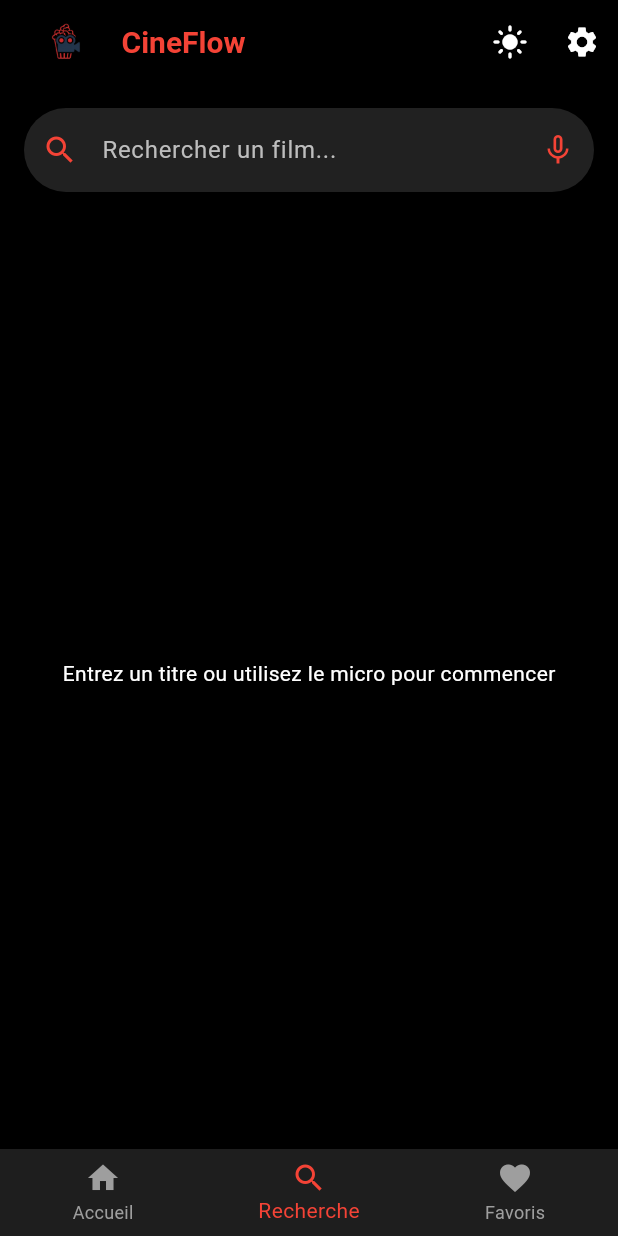
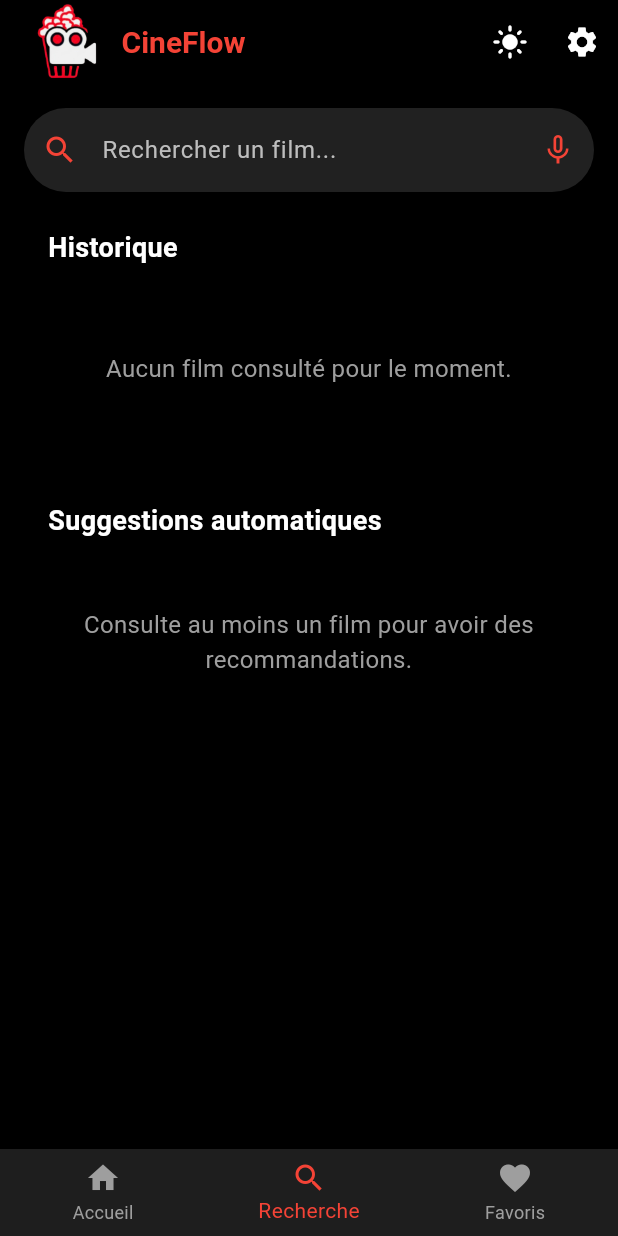
Before and after one commit to Daba-Siham/cineflow, a Flutter app: the screen it shows after launch, item 2 of the bottom bar chosen, on a phone screen of 412 x 824 dp. Run offline on Flutter 3.47's test engine with Material 3 defaults, Android fonts, the phone set to English and light mode, and no system bars; our stand-ins replace speech_to_text, sqflite; accounts and stored records are empty.

Commit message:
historique et recommandation

```diff
--- a/lib/main.dart
+++ b/lib/main.dart
@@ -10,9 +10,11 @@ void main() {
   runApp(
     MultiProvider(
       providers: [
-        ChangeNotifierProvider(create: (_) => MovieProvider()),
         ChangeNotifierProvider(create: (_) => FavoritesProvider()),
         ChangeNotifierProvider(create: (_) => ThemeProvider()),
+        ChangeNotifierProvider(
+          create: (_) => MovieProvider()..loadHistory(),
+        ),
       ],
       child: const CineFlowApp(),
     ),
--- a/lib/ui/views/search_page.dart
+++ b/lib/ui/views/search_page.dart
@@ -5,6 +5,8 @@ import 'package:speech_to_text/speech_to_text.dart' as stt;
 
 import 'package:cineflow/providers/movie_provider.dart';
 import 'movie_details_page.dart';
+import '../widgets/history_section.dart';
+import '../widgets/recommendation_section.dart';
 
 class SearchPage extends StatefulWidget {
   const SearchPage({super.key});
@@ -30,24 +32,31 @@ class _SearchPageState extends State<SearchPage> {
 
   Future<void> _initSpeech() async {
     _speechAvailable = await _speech.initialize();
-    setState(() {});
+    if (mounted) setState(() {});
   }
 
   @override
   void dispose() {
     _debounce?.cancel();
+    _speech.stop();
     _controller.dispose();
-    _speech.stop();
     super.dispose();
   }
 
   void _onSearchChanged(String value) {
     _debounce?.cancel();
+
+    final query = value.trim();
+    setState(() {});
+
+
+    if (query.isEmpty) {
+      context.read<MovieProvider>().clearSearch();
+      return;
+    }
+
     _debounce = Timer(const Duration(milliseconds: 500), () {
-      final query = value.trim();
-      if (query.isNotEmpty) {
       context.read<MovieProvider>().search(query);
-      }
     });
   }
 
@@ -56,11 +65,12 @@ class _SearchPageState extends State<SearchPage> {
 
     if (_isListening) {
       await _speech.stop();
-      setState(() => _isListening = false);
+      if (mounted) setState(() => _isListening = false);
     } else {
-      setState(() => _isListening = true);
+      if (mounted) setState(() => _isListening = true);
+
       await _speech.listen(
-        localeId: 'fr_FR', // ou 'en_US' selon ton besoin
+        localeId: 'fr_FR',
         onResult: (result) {
           final text = result.recognizedWords;
           _controller.text = text;
@@ -84,9 +94,7 @@ class _SearchPageState extends State<SearchPage> {
         children: [
           TextField(
             controller: _controller,
-            style: TextStyle(
-              color: isDarkMode ? Colors.white : Colors.black,
-            ),
+            style: TextStyle(color: isDarkMode ? Colors.white : Colors.black),
             decoration: InputDecoration(
               hintText: 'Rechercher un film...',
               hintStyle: TextStyle(
@@ -96,16 +104,28 @@ class _SearchPageState extends State<SearchPage> {
                 Icons.search,
                 color: Theme.of(context).colorScheme.primary,
               ),
-              // 🔴 Icône micro à droite
-              suffixIcon: IconButton(
+              suffixIcon: Row(
+  mainAxisSize: MainAxisSize.min,
+  children: [
+    if (_controller.text.isNotEmpty)
+      IconButton(
+        icon: const Icon(Icons.close),
+        onPressed: () {
+          _controller.clear();
+          context.read<MovieProvider>().clearSearch();
+          setState(() {});
+        },
+      ),
+    IconButton(
       icon: Icon(
         _isListening ? Icons.mic : Icons.mic_none,
-                  color: _isListening
-                      ? Colors.red
-                      : Theme.of(context).colorScheme.primary,
+        color: _isListening ? Colors.red : Theme.of(context).colorScheme.primary,
       ),
       onPressed: _toggleListening,
     ),
+  ],
+),
+
               filled: true,
               fillColor: isDarkMode ? Colors.grey[900] : Colors.grey[200],
               border: OutlineInputBorder(
@@ -115,14 +135,11 @@ class _SearchPageState extends State<SearchPage> {
             ),
             onChanged: _onSearchChanged,
           ),
-
-          const SizedBox(height: 20),
-
+          const SizedBox(height: 16),
           Expanded(
             child: Builder(
               builder: (context) {
-                if (movieProvider.isLoading &&
-                    movieProvider.results.isEmpty) {
+                if (movieProvider.isLoading && movieProvider.results.isEmpty) {
                   return const Center(child: CircularProgressIndicator());
                 }
 
@@ -132,10 +149,14 @@ class _SearchPageState extends State<SearchPage> {
                 }
 
                 if (movieProvider.results.isEmpty) {
-                  return Center(
-                    child: Text(
-                      "Entrez un titre ou utilisez le micro pour commencer",
-                      style: Theme.of(context).textTheme.bodyMedium,
+                  return const SingleChildScrollView(
+                    child: Column(
+                      children: [
+                        HistorySection(),
+                        SizedBox(height: 20),
+                        RecommendationSection(),
+                        SizedBox(height: 20),
+                      ],
                     ),
                   );
                 }
@@ -153,15 +174,13 @@ class _SearchPageState extends State<SearchPage> {
                                     movie.poster,
                                     width: 50,
                                     fit: BoxFit.cover,
-                                    errorBuilder:
-                                        (context, error, stackTrace) {
+                                    errorBuilder: (context, error, stackTrace) {
                                       return const Icon(Icons.movie);
                                     },
                                   )
                                 : const Icon(Icons.movie),
                             title: Text(movie.title),
-                            subtitle:
-                                Text('${movie.year} • ${movie.type}'),
+                            subtitle: Text('${movie.year} • ${movie.type}'),
                             onTap: () {
                               Navigator.push(
                                 context,
@@ -177,8 +196,7 @@ class _SearchPageState extends State<SearchPage> {
                     ),
                     if (movieProvider.hasMore)
                       Padding(
-                        padding:
-                            const EdgeInsets.symmetric(vertical: 8.0),
+                        padding: const EdgeInsets.symmetric(vertical: 8.0),
                         child: ElevatedButton(
                           onPressed: () {
                             context.read<MovieProvider>().loadMore();
--- /dev/null
+++ b/lib/ui/widgets/history_section.dart
@@ -0,0 +1,42 @@
+import 'package:flutter/material.dart';
+import 'package:provider/provider.dart';
+import 'package:cineflow/providers/movie_provider.dart';
+import 'movie_card.dart';
+import 'empty_state.dart';
+
+class HistorySection extends StatelessWidget {
+  const HistorySection({super.key});
+
+  @override
+  Widget build(BuildContext context) {
+    final movieProvider = context.watch<MovieProvider?>();
+    final history = movieProvider?.history ?? const [];
+
+    return Column(
+      crossAxisAlignment: CrossAxisAlignment.start,
+      children: [
+        const Padding(
+          padding: EdgeInsets.symmetric(horizontal: 16.0, vertical: 8),
+          child: Text(
+            "Historique",
+            style: TextStyle(fontSize: 18, fontWeight: FontWeight.bold),
+          ),
+        ),
+        if (history.isEmpty)
+          const SizedBox(
+            height: 120,
+            child: EmptyState(message: "Aucun film consulté pour le moment."),
+          )
+        else
+          SizedBox(
+            height: 200,
+            child: ListView.builder(
+              scrollDirection: Axis.horizontal,
+              itemCount: history.length,
+              itemBuilder: (context, index) => MovieCard(movie: history[index]),
+            ),
+          ),
+      ],
+    );
+  }
+}
--- /dev/null
+++ b/lib/ui/widgets/recommendation_section.dart
@@ -0,0 +1,56 @@
+import 'package:flutter/material.dart';
+import 'package:cineflow/data/services/recommendation_service.dart';
+import 'package:cineflow/ui/widgets/movie_card.dart';
+import 'empty_state.dart';
+
+class RecommendationSection extends StatelessWidget {
+  const RecommendationSection({super.key});
+
+  @override
+  Widget build(BuildContext context) {
+    return FutureBuilder(
+      future: RecommendationService().getRecommendations(),
+      builder: (context, snapshot) {
+        if (snapshot.connectionState == ConnectionState.waiting) {
+          return const SizedBox(
+            height: 120,
+            child: Center(child: CircularProgressIndicator()),
+          );
+        }
+
+        final recos = snapshot.data ?? [];
+
+        return Column(
+          crossAxisAlignment: CrossAxisAlignment.start,
+          children: [
+            const Padding(
+              padding: EdgeInsets.symmetric(horizontal: 16.0, vertical: 8),
+              child: Text(
+                "Suggestions automatiques",
+                style: TextStyle(fontSize: 18, fontWeight: FontWeight.bold),
+              ),
+            ),
+            if (recos.isEmpty)
+              const SizedBox(
+                height: 120,
+                child: EmptyState(
+                  message: "Consulte au moins un film pour avoir des recommandations.",
+                ),
+              )
+            else
+              SizedBox(
+                height: 200,
+                child: ListView.builder(
+                  scrollDirection: Axis.horizontal,
+                  itemCount: recos.length,
+                  itemBuilder: (context, index) {
+                    return MovieCard(movie: recos[index]);
+                  },
+                ),
+              ),
+          ],
+        );
+      },
+    );
+  }
+}
--- a/pubspec.yaml
+++ b/pubspec.yaml
@@ -36,7 +36,7 @@ dependencies:
   path: ^1.8.3                # Pour les chemins de base de données
   cached_network_image: ^3.3.0 # Pour charger et mettre en cache les posters
   google_fonts: ^6.1.0        # Pour une belle typographie "Netflix style"
-  speech_to_text: ^6.6.0      # Pour le Recherche	vocale
+  speech_to_text: ^7.3.0      # Pour le Recherche	vocale
   flutter_rating_bar: ^4.0.1  # Pour Rating
   # The following adds the Cupertino Icons font to your application.
   # Use with the CupertinoIcons class for iOS style icons.
@@ -45,6 +45,7 @@ dependencies:
 dev_dependencies:
   flutter_test:
     sdk: flutter
+
 
   # The "flutter_lints" package below contains a set of recommended lints to
   # encourage good coding practices. The lint set provided by the package is
```
Also changed, not shown: lib/data/models/movie.dart (+14 -0 lines), lib/data/services/database_service.dart (+65 -0 lines), lib/data/services/recommendation_service.dart (added, +44 -0 lines), lib/providers/movie_provider.dart (+50 -9 lines), lib/ui/views/home_page.dart (+23 -2 lines), lib/ui/views/movie_details_page.dart (+23 -6 lines), lib/ui/widgets/movie_card.dart (+67 -0 lines), assets/logo_claire.png, assets/logo_sombre.png, lib/core/utils/navigation_utils.dart (added), lib/data/repositories/movie_repository.dart (added), pubspec.lock, 3 other files. Lines whose indentation alone changed are shown as unchanged.
